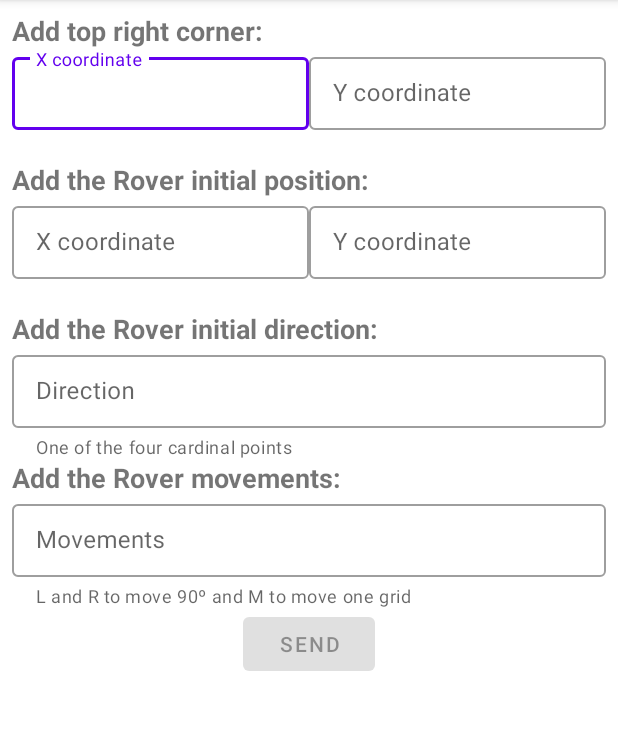
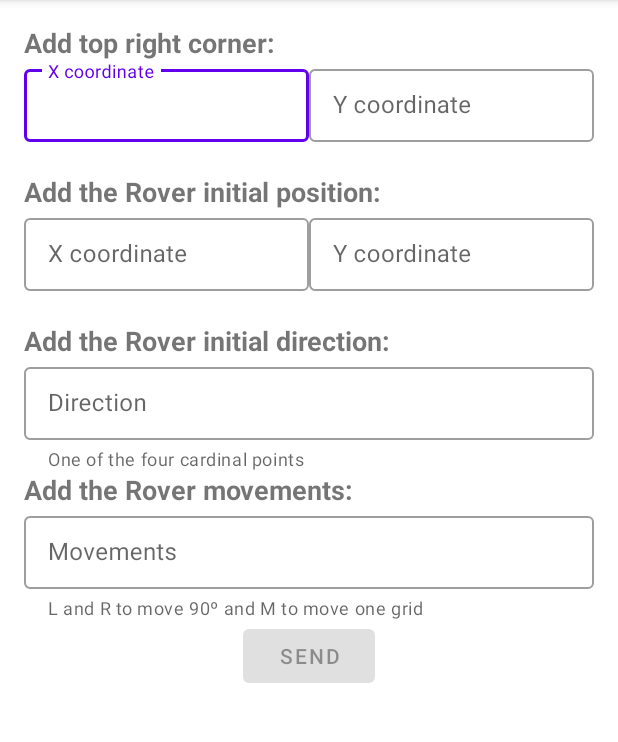
Before and after one commit to ilizma/Mars-Rover, an Android app: the screen it shows after launch (MainActivity), on a phone screen of 412 x 824 dp, the part 84-826 px from its top. Run offline under Robolectric (Android 15) with nearby library versions, the phone set to English and light mode, and no system bars; our stand-ins replace Dagger/Hilt's generated code, RxJava, Timber; libraries missing offline, so code that uses them is left out: cat.ereza.customactivityoncrash, com.jakewharton.rxbinding3; 9 statements that could not run were skipped.

Commit message:
[FIX] margin small fixes

```diff
--- a/presentation/src/main/res/layout/fragment_main.xml
+++ b/presentation/src/main/res/layout/fragment_main.xml
@@ -28,10 +28,10 @@
         <androidx.constraintlayout.widget.ConstraintLayout
             android:layout_width="match_parent"
             android:layout_height="wrap_content"
-            android:layout_marginStart="@dimen/activity_horizontal_margin"
-            android:layout_marginTop="@dimen/activity_vertical_margin"
-            android:layout_marginEnd="@dimen/activity_horizontal_margin"
-            android:layout_marginBottom="@dimen/activity_vertical_margin"
+            android:layout_marginStart="@dimen/horizontal_margin"
+            android:layout_marginTop="@dimen/vertical_margin"
+            android:layout_marginEnd="@dimen/horizontal_margin"
+            android:layout_marginBottom="@dimen/vertical_margin"
             android:orientation="vertical">
 
             <TextView
```
Also changed, not shown: presentation/src/main/res/layout/fragment_result_dialog.xml (+5 -5 lines).
